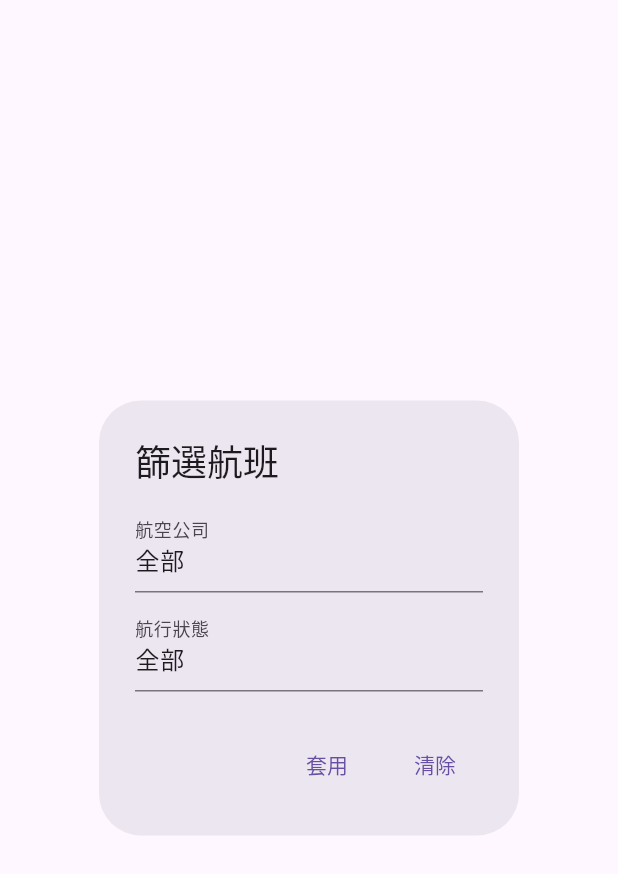
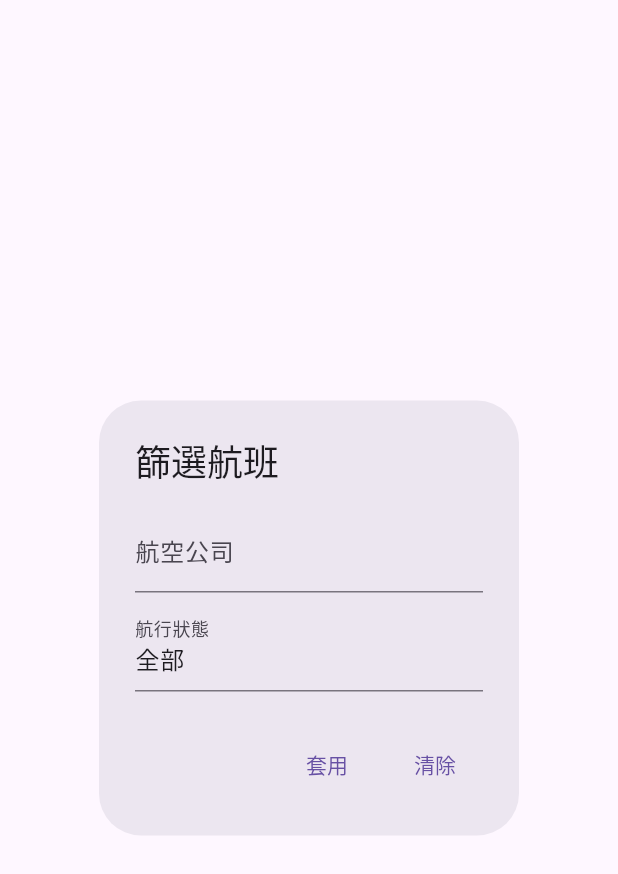
Before and after one commit to z09585910work/flightinfo, a Flutter app: the FilterDialog widget shown alone on an empty page, opened directly, on a phone screen of 412 x 824 dp. Shown: the top 874 px of the screen. Run offline on Flutter 3.47's test engine with Material 3 defaults, Android fonts, the phone set to English and light mode, and no system bars; network calls fail.

```diff
--- a/lib/view/widgets/filter_dialog.dart
+++ b/lib/view/widgets/filter_dialog.dart
@@ -19,7 +19,8 @@ class _FilterDialog extends State<FilterDialog> {
     super.initState();
 
     final vm = Provider.of<FlightViewModel>(context, listen: false);
-    airlineController = TextEditingController(text: vm.airlineFilter ?? '全部');
+    // airlineController = TextEditingController(text: vm.airlineFilter ?? '全部');
+    airlineController = TextEditingController(text: vm.airlineFilter );
     airflystatusController = TextEditingController(text: vm.airflystatusFilter ?? '全部',);
   }
 
@@ -41,7 +42,10 @@ class _FilterDialog extends State<FilterDialog> {
         children: [
           TextField(
             controller: airlineController,
-            decoration: const InputDecoration(labelText: '航空公司'),
+            decoration: const InputDecoration(labelText: '航空公司',
+              hintText: '全部'
+
+            ),
           ),
 
           const SizedBox(height: 10,),
```
Also changed, not shown: lib/view/flight_view.dart (+6 -1 lines), lib/view/widgets/filter_segmentedbutton.dart (+11 -2 lines).
